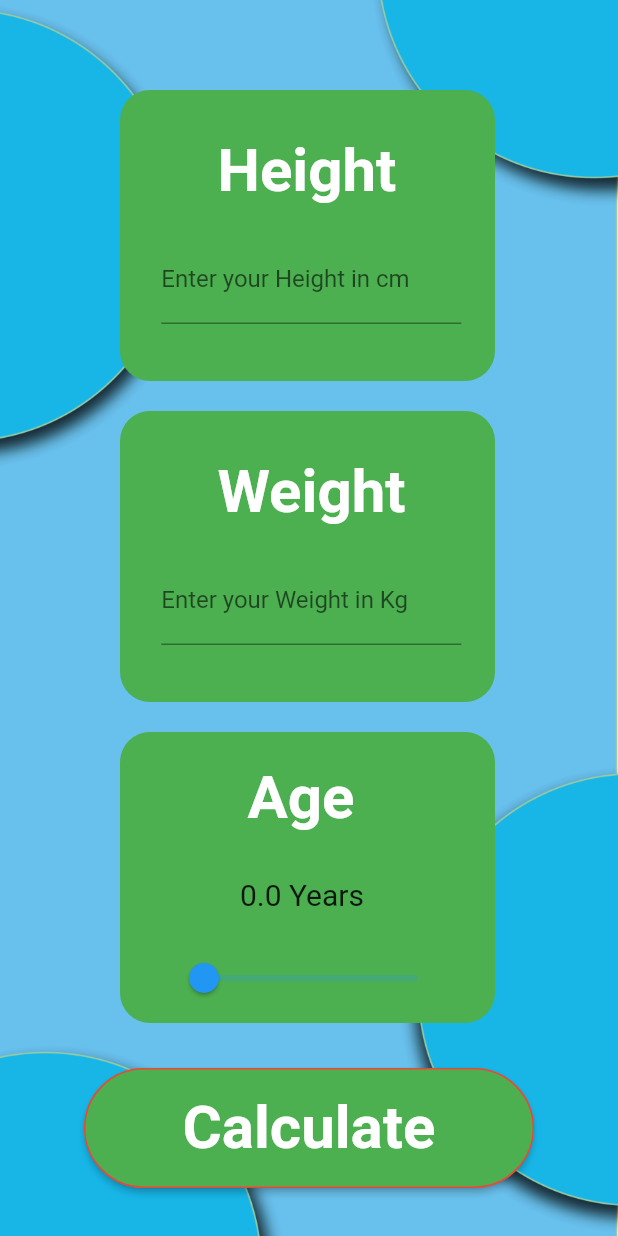
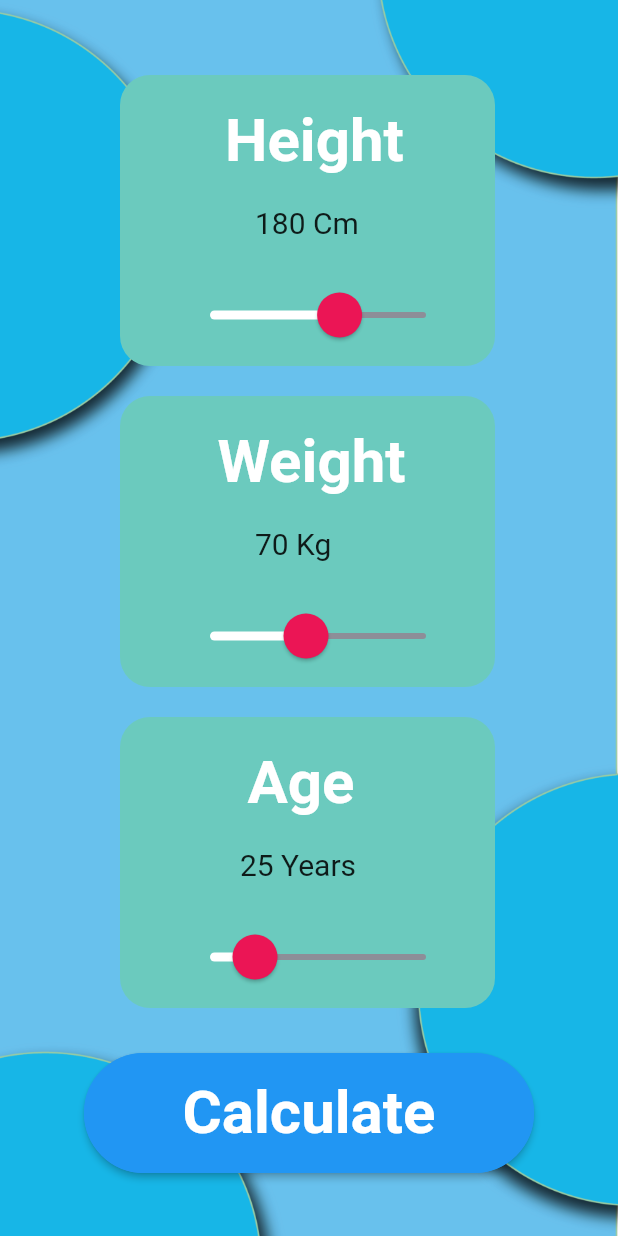
Before and after one commit to Team-CSI-Probation/Aryan_Sharma_BMI_Calculator, a Flutter app: the info2 screen opened directly, on a phone screen of 412 x 824 dp. Run offline on Flutter 3.47's test engine with Material 2 defaults, Android fonts, the phone set to English and light mode, and no system bars.

Commit message:
commit 3

```diff
--- a/lib/info2.dart
+++ b/lib/info2.dart
@@ -1,9 +1,7 @@
+import 'package:flutter/material.dart';
+import 'dart:math';
 
 
-import 'dart:math';
-
-import 'package:flutter/material.dart';
-import 'package:flutter/services.dart';
 
 class info2 extends StatefulWidget {
   const info2({Key? key}) : super(key: key);
@@ -13,25 +11,30 @@
 }
 
 class _info2State extends State<info2> {
-  final weight = TextEditingController();
-  final height = TextEditingController();
 
-  @override
-  void dispose() {
-    weight.dispose();
-    height.dispose();
-    super.dispose();
+  int height = 180;
+  int weight = 70;
+  int age = 25;
+  String _result = "";
+  String resultDetail = "result here";
+  double bmi = 0;
+
+  String calculateBmi(int weight,int height){
+    double bmi = weight/pow(height/100, 2);
+    return bmi.toStringAsFixed(1);
   }
 
-
-
-
-  String result(int a, int b){
-    double bmi = b/pow(a/100, 2);
-    return bmi.toStringAsFixed(1);
+  String about (int bmi){
+    if( bmi >= 25) {
+      return "You have higher than normal body weight, try to exercise more";
     }
-  double _value = 0;
-
+    else if(bmi >18){
+      return "You have a normal body weight, Good job";
+    }
+    else{
+      return "You have lower than normal body weight,you can eat a bit more";
+    }
+  }
 
   @override
   Widget build(BuildContext context) {
@@ -47,12 +50,12 @@
           child: Column(
             children: <Widget>[
               Padding(
-                padding: const EdgeInsets.only(top: 60, left: 80),
+                padding: const EdgeInsets.only(top: 50, left: 80),
                 child: Row(children: <Widget>[
                   Container(
                     child: Column(children: <Widget>[
                       Padding(
-                        padding: const EdgeInsets.only(left: 65, top: 30),
+                        padding: const EdgeInsets.only(left: 70, top: 20),
                         child: Row(children: <Widget>[
                           Text(
                             'Height',
@@ -65,30 +68,48 @@
                         ]
                         ),
                       ),
-
                       Padding(
-                          padding: const EdgeInsets.only(left: 5, top: 20),
-                          child: new SizedBox(
-                            height: 70,
-                            width: 200,
-                            child:
-                            new TextField(
-                              decoration: new InputDecoration(
-                                  labelText: "Enter your Height in cm"),
-                              controller: height,
-                              keyboardType: TextInputType.number,
-                              inputFormatters: <TextInputFormatter>[
-                                FilteringTextInputFormatter.digitsOnly
-                              ], // Only numbers can be entered
+                        padding: const EdgeInsets.only(left: 90, top: 20),
+                        child: Row(children: [
+                          Text(height.toString().toUpperCase(),
+                              style: TextStyle(fontSize: 20)),
+                          Row(children: [
+                            Text(' Cm', style: TextStyle(fontSize: 20))
+                          ],)
+                        ],),
                       ),
-                          )),
+                      Padding(
+                        padding: const EdgeInsets.only(left: 30, top: 20),
+                        child: Row(children: [
+                          SliderTheme(
+                            data: SliderTheme.of(context).copyWith(
+                              inactiveTrackColor: Color(0xFF8D8E98),
+                              activeTrackColor: Colors.white,
+                              thumbColor: Color(0xFFEB1555),
+                              overlayColor: Color(0x29EB1555),
+                              thumbShape:
+                              RoundSliderThumbShape(enabledThumbRadius: 15.0),
+                              overlayShape:
+                              RoundSliderOverlayShape(overlayRadius: 30.0),
+                            ),
+                            child: Slider(
+                                value: height.toDouble(),
+                                min: 120.0,
+                                max: 220.0,
+                                onChanged: (double newValue) {
+                                  setState(() {
+                                    height = newValue.round();
+                                  });
+                                }),
+                          ),
+                        ]),),
                     ]),
 
                     height: 194,
                     width: 250,
                     decoration: BoxDecoration(
                       borderRadius: BorderRadius.all(Radius.circular(20.0)),
-                      color: Colors.green,
+                      color: Color(0xFF6BCABE)
                     ),
                   ),
                 ]),),
@@ -99,7 +120,7 @@
                   Container(
                     child: Column(children: <Widget>[
                       Padding(
-                        padding: const EdgeInsets.only(left: 65, top: 30),
+                        padding: const EdgeInsets.only(left: 65, top: 20),
                         child: Row(children: <Widget>[
                           Text(
                             'Weight',
@@ -112,30 +133,48 @@
                         ]
                         ),
                       ),
-
                       Padding(
-                          padding: const EdgeInsets.only(left: 5, top: 20),
-                          child: new SizedBox(
-                            height: 70,
-                            width: 200,
-                            child:
-                            new TextField(
-                              decoration: new InputDecoration(
-                                  labelText: "Enter your Weight in Kg"),
-                              controller: weight,
-                              keyboardType: TextInputType.number,
-                              inputFormatters: <TextInputFormatter>[
-                                FilteringTextInputFormatter.digitsOnly
-                              ], // Only numbers can be entered
+                        padding: const EdgeInsets.only(left: 90, top: 20),
+                        child: Row(children: [
+                          Text(weight.toString().toUpperCase(),
+                              style: TextStyle(fontSize: 20)),
+                          Row(children: [
+                            Text(' Kg', style: TextStyle(fontSize: 20))
+                          ],)
+                        ],),
                       ),
-                          )),
+                      Padding(
+                        padding: const EdgeInsets.only(left: 30, top: 20),
+                        child: Row(children: [
+                          SliderTheme(
+                            data: SliderTheme.of(context).copyWith(
+                              inactiveTrackColor: Color(0xFF8D8E98),
+                              activeTrackColor: Colors.white,
+                              thumbColor: Color(0xFFEB1555),
+                              overlayColor: Color(0x29EB1555),
+                              thumbShape:
+                              RoundSliderThumbShape(enabledThumbRadius: 15.0),
+                              overlayShape:
+                              RoundSliderOverlayShape(overlayRadius: 30.0),
+                            ),
+                            child: Slider(
+                                value: weight.toDouble(),
+                                min: 30.0,
+                                max: 120.0,
+                                onChanged: (double newValue) {
+                                  setState(() {
+                                    weight = newValue.round();
+                                  });
+                                }),
+                          ),
+                        ]),),
                     ]),
 
                     height: 194,
                     width: 250,
                     decoration: BoxDecoration(
                       borderRadius: BorderRadius.all(Radius.circular(20.0)),
-                      color: Colors.green,
+                      color: Color(0xFF6BCABE),
                     ),
                   ),
                 ]),),
@@ -160,9 +199,9 @@
                         ),
                       ),
                       Padding(
-                        padding: const EdgeInsets.only(left: 80, top: 30),
+                        padding: const EdgeInsets.only(left: 80, top: 20),
                         child: Row(children: [
-                          Text(_value.toString(),
+                          Text(age.toString().toUpperCase(),
                               style: TextStyle(fontSize: 20)),
                           Row(children: [
                             Text(' Years', style: TextStyle(fontSize: 20))
@@ -172,27 +211,34 @@
                       Padding(
                         padding: const EdgeInsets.only(left: 30, top: 20),
                         child: Row(children: [
-                          Slider(
+                          SliderTheme(
+                            data: SliderTheme.of(context).copyWith(
+                              inactiveTrackColor: Color(0xFF8D8E98),
+                              activeTrackColor: Colors.white,
+                              thumbColor: Color(0xFFEB1555),
+                              overlayColor: Color(0x29EB1555),
+                              thumbShape:
+                              RoundSliderThumbShape(enabledThumbRadius: 15.0),
+                              overlayShape:
+                              RoundSliderOverlayShape(overlayRadius: 30.0),
+                            ),
+                            child: Slider(
+                                value: age.toDouble(),
                                 min: 0.0,
-                            max: 100.0,
-                            value: _value,
-                            divisions: 100,
-                            label: '${_value.round()}',
-                            onChanged: (value) {
+                                max: 120.0,
+                                onChanged: (double newValue) {
                                   setState(() {
-                                _value = value;
+                                    age = newValue.round();
                                   });
-                            },
-                          )
+                                }),
+                          ),
+                        ]),),
                     ]),
-                      ),
-                    ]),
-
                     height: 194,
                     width: 250,
                     decoration: BoxDecoration(
                       borderRadius: BorderRadius.all(Radius.circular(20.0)),
-                      color: Colors.green,
+                      color: Color(0xFF6BCABE),
                     ),
                   ),
                 ]),),
@@ -208,19 +254,21 @@
                           style:
                           TextStyle(fontSize: 40, fontWeight: FontWeight.bold)),
                       onPressed: () {
-                      showAlertDialog(context);
-                    },
+                        _result = calculateBmi(weight, height);
+                        resultDetail = about(bmi.toInt());
+                        showAlertDialog(context);},
                         style: ButtonStyle(
                           backgroundColor:
-                      MaterialStateProperty.all<Color>(Colors.green),
-                      shape: MaterialStateProperty.all<RoundedRectangleBorder>(
+                          MaterialStateProperty.all<Color>(Colors.blue),
+                          shape: MaterialStateProperty.all<
+                              RoundedRectangleBorder>(
                               RoundedRectangleBorder(
                                   borderRadius: BorderRadius.circular(50.0),
-                              side: BorderSide(color: Colors.red))),
+                                  side: BorderSide(color: Colors.blue))),
+    ))
                        ),
                 ),
-                ),
-              )
+
             ],
           ),
         ));
@@ -238,12 +286,38 @@
     // Create AlertDialog
     AlertDialog alert = AlertDialog(
       title: Text("Your BMI"),
-      content: Text(result(weight.text.length,height.text.length).toString()),
+      content: Container(
+        child: SizedBox(
+          height: MediaQuery.of(context).size.height / 4,
+          child: Column(
+            mainAxisAlignment: MainAxisAlignment.spaceAround,
+            children: [
+              Expanded(
+                  flex: 1,
+                  child: Container(
+                      child: Text(
+                        _result.toString()
+                        ,style: TextStyle(
+                        color: Colors.redAccent,
+                        fontSize: 19.4,
+                        fontWeight: FontWeight.w500,
+                      ),
+                      )
+                  )),
+
+
+              Expanded(
+                  flex: 9,
+                  child: Container(child: Text(resultDetail),
+                  )
+              )],
+          ),
+        ),
+      ),
       actions: [
         okButton,
       ],
     );
-
     // show the dialog
     showDialog(
       context: context,
@@ -252,4 +326,6 @@
       },
     );
   }
+
+
 }
--- a/pubspec.yaml
+++ b/pubspec.yaml
@@ -66,8 +66,8 @@
   # To add assets to your application, add an assets section, like this:
   assets:
   - images/fgh.png
-  - images/female.png
-  - images/male.png
+  - images/female1.png
+  - images/male1.png
   - images/fi.png
   - images/jhg.png
 
```
Also changed, not shown: lib/home.dart (+9 -6 lines), lib/info1.dart (+97 -77 lines), images/female.png (deleted), images/female1.png (added), images/male.png (deleted), images/male1.png (added). Lines whose indentation alone changed are shown as unchanged.
